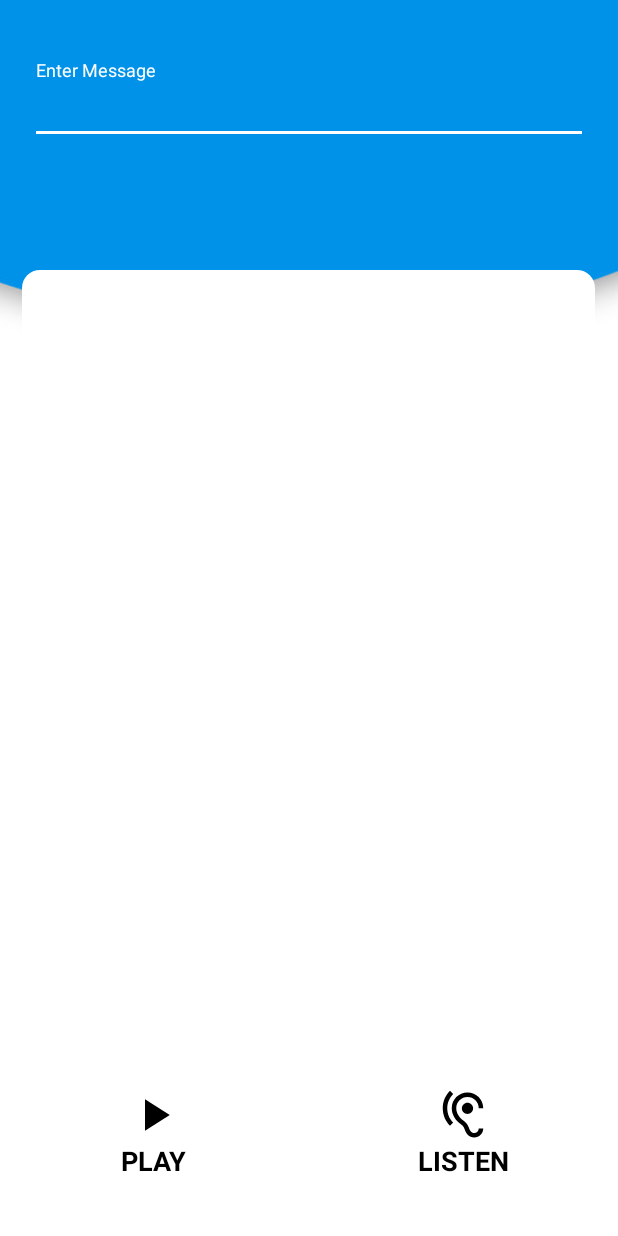
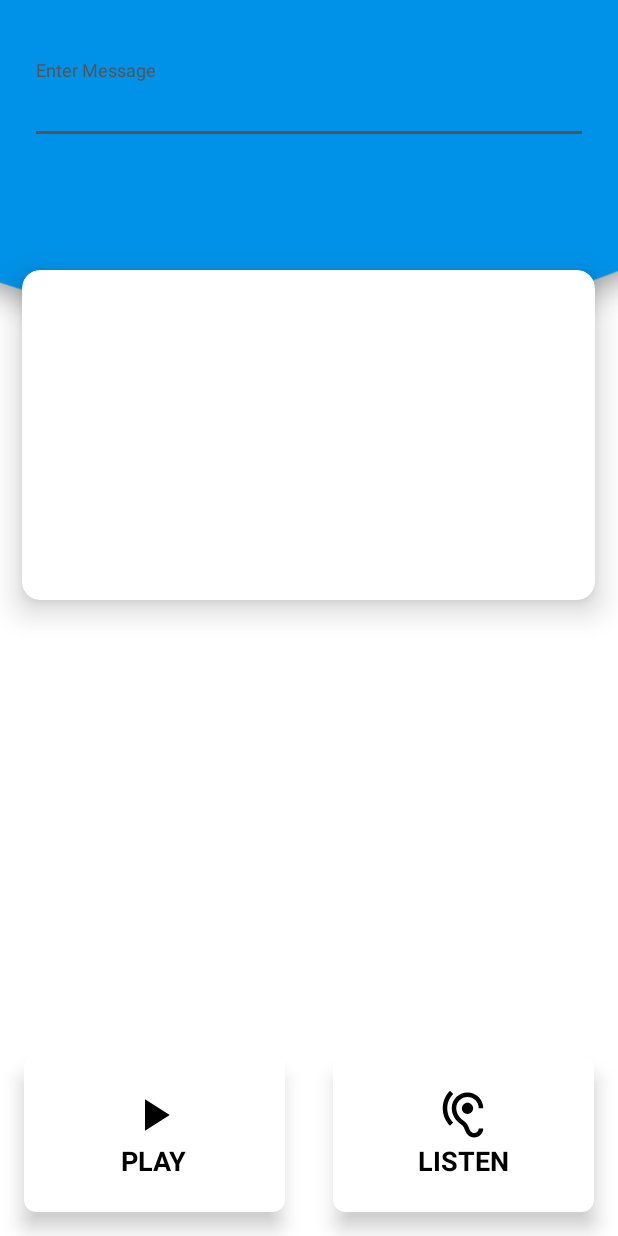
Before and after one commit to BugBoy13/Vibe-CSI-Hackathon, an Android app: the screen it shows after launch (MainActivity), on a phone screen of 412 x 824 dp. Run offline under Robolectric (Android 15) with nearby library versions, the phone set to English and light mode, and no system bars; our stand-ins replace ButterKnife.

```diff
--- a/app/build.gradle
+++ b/app/build.gradle
@@ -20,6 +20,10 @@ android {
             proguardFiles getDefaultProguardFile('proguard-android.txt'), 'proguard-rules.txt'
         }
     }
+    compileOptions {
+        targetCompatibility 1.6
+        sourceCompatibility 1.6
+    }
 }
 
 dependencies {
--- /dev/null
+++ b/app/src/main/java/com/vardaan/mk01/LogoActivity.java
@@ -0,0 +1,27 @@
+package com.vardaan.mk01;
+
+import android.content.Intent;
+import android.support.v7.app.AppCompatActivity;
+import android.os.Bundle;
+
+import java.util.Timer;
+import java.util.TimerTask;
+import java.util.logging.Handler;
+
+public class LogoActivity extends AppCompatActivity {
+
+    @Override
+    protected void onCreate(Bundle savedInstanceState) {
+        super.onCreate(savedInstanceState);
+        setContentView(R.layout.activity_logo);
+
+        new Timer().schedule(new TimerTask() {
+            @Override
+            public void run() {
+
+                startActivity(new Intent(getApplicationContext(), MainActivity.class));
+                finish();
+            }
+        }, 2000);
+    }
+}
--- a/app/src/main/res/layout/activity_main.xml
+++ b/app/src/main/res/layout/activity_main.xml
@@ -33,6 +33,7 @@
         app:cardCornerRadius="12dp">
 
         <TextView
+            android:textSize="24sp"
             android:padding="16dp"
             android:id="@+id/textViewMessage"
             android:layout_width="match_parent"
@@ -134,4 +135,5 @@
         </android.support.v7.widget.CardView>
 
     </GridLayout>
+
 </RelativeLayout>
--- a/app/src/main/res/values/colors.xml
+++ b/app/src/main/res/values/colors.xml
@@ -2,5 +2,6 @@
 <resources>
     <color name="colorPrimary">#1E88E5</color>
     <color name="colorPrimaryDark">#0D47A1</color>
-    <color name="colorAccent">#FFFFFF</color>
+    <color name="colorAccent">#545454</color>
+    <color name="lightBlue">#BBDEFB</color>
 </resources>
```
Also changed, not shown: app/src/main/AndroidManifest.xml (+25 -14 lines), app/src/main/java/com/vardaan/mk01/MainActivity.java (+40 -7 lines), app/src/main/res/drawable/buttonstyleithgradient.xml (added, +11 -0 lines), app/src/main/res/layout/activity_logo.xml (added, +27 -0 lines).
